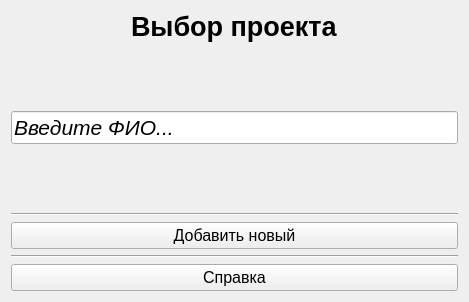
AndreyMlashkin/ExpertReview, file expertreviewlib/projectchooser.ui: the form before one commit.
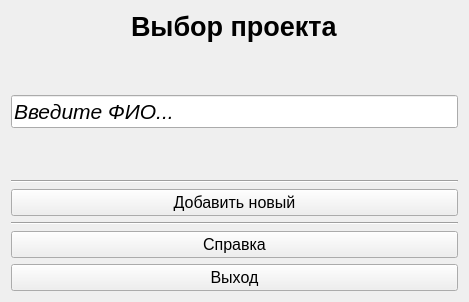
The form after the commit.

Commit message: added exit buttons

The edit to the form file:
```diff
--- a/expertreviewlib/projectchooser.ui
+++ b/expertreviewlib/projectchooser.ui
@@ -149,6 +149,36 @@
      </property>
     </widget>
    </item>
+   <item>
+    <widget class="QPushButton" name="exit">
+     <property name="sizePolicy">
+      <sizepolicy hsizetype="MinimumExpanding" vsizetype="Fixed">
+       <horstretch>0</horstretch>
+       <verstretch>0</verstretch>
+      </sizepolicy>
+     </property>
+     <property name="minimumSize">
+      <size>
+       <width>200</width>
+       <height>0</height>
+      </size>
+     </property>
+     <property name="sizeIncrement">
+      <size>
+       <width>0</width>
+       <height>0</height>
+      </size>
+     </property>
+     <property name="font">
+      <font>
+       <pointsize>12</pointsize>
+      </font>
+     </property>
+     <property name="text">
+      <string>Выход</string>
+     </property>
+    </widget>
+   </item>
   </layout>
  </widget>
  <resources/>
```
Left out of the diff: 19 changed lines with no effect on the pictures. The commit also changes 1 other file.
